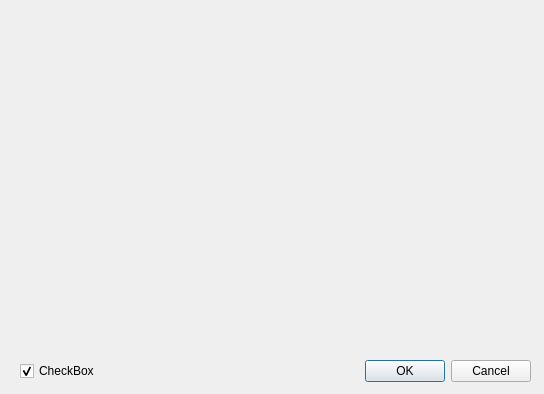
This is view/setbricsdialog.ui in g-jouret/projetTetris as Qt 5 draws it before an edit. The edited form follows.
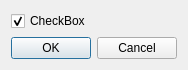
This is the edited form.

What changed in the file:
```diff
--- a/view/setbricsdialog.ui
+++ b/view/setbricsdialog.ui
@@ -6,22 +6,18 @@
    <rect>
     <x>0</x>
     <y>0</y>
-    <width>544</width>
-    <height>394</height>
+    <width>186</width>
+    <height>107</height>
    </rect>
   </property>
   <property name="windowTitle">
    <string>Dialog</string>
   </property>
-  <widget class="QWidget" name="gridLayoutWidget">
-   <property name="geometry">
-    <rect>
-     <x>20</x>
-     <y>10</y>
-     <width>512</width>
-     <height>341</height>
-    </rect>
+  <layout class="QGridLayout" name="gridLayout_2">
+   <property name="sizeConstraint">
+    <enum>QLayout::SetFixedSize</enum>
    </property>
+   <item row="0" column="0">
    <layout class="QGridLayout" name="gridLayout">
     <property name="sizeConstraint">
      <enum>QLayout::SetMinimumSize</enum>
@@ -30,16 +26,8 @@
      <number>3</number>
     </property>
    </layout>
-  </widget>
-  <widget class="QWidget" name="">
-   <property name="geometry">
-    <rect>
-     <x>20</x>
-     <y>360</y>
-     <width>511</width>
-     <height>23</height>
-    </rect>
-   </property>
+   </item>
+   <item row="1" column="0">
    <layout class="QHBoxLayout" name="horizontalLayout">
     <item>
      <widget class="QCheckBox" name="checkBox">
@@ -51,7 +39,9 @@
       </property>
      </widget>
     </item>
-    <item>
+    </layout>
+   </item>
+   <item row="2" column="0">
      <widget class="QDialogButtonBox" name="buttonBox">
       <property name="orientation">
        <enum>Qt::Horizontal</enum>
@@ -62,7 +52,6 @@
      </widget>
     </item>
    </layout>
-  </widget>
  </widget>
  <resources/>
  <connections>
```
Lines whose indentation alone changed are shown as unchanged.
